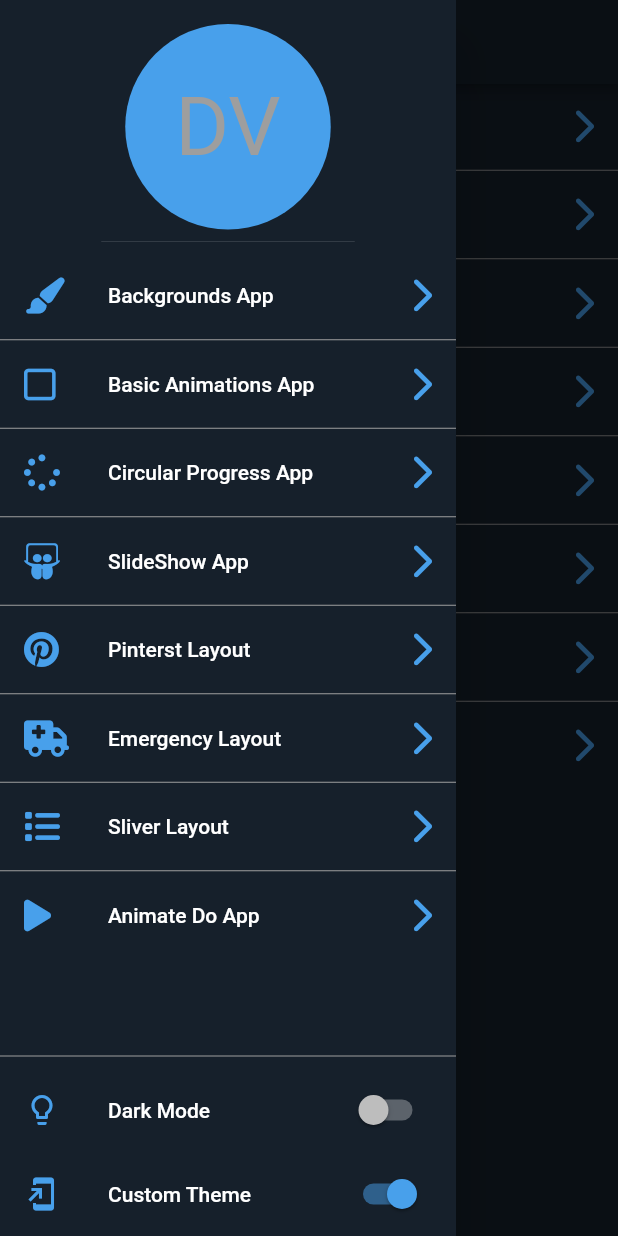
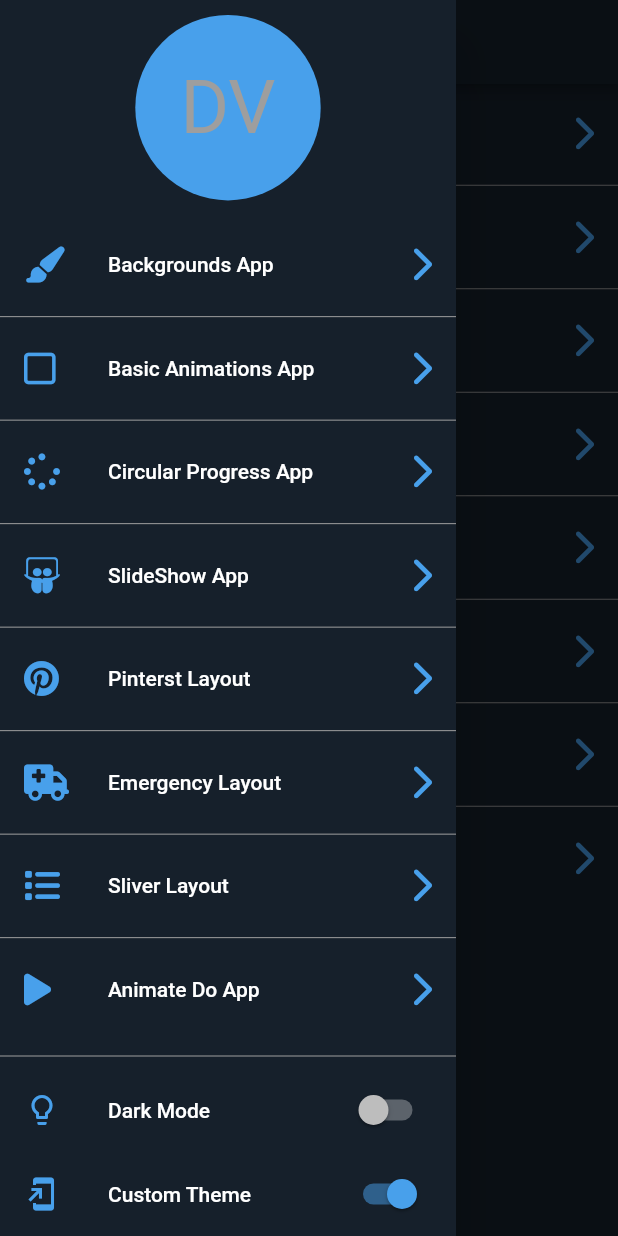
Before and after one commit to Velkamhell97/flutter_theme_responsive, a Flutter app: the screen it shows after launch, with the side drawer open, on a phone screen of 412 x 824 dp. Run offline on Flutter 3.47's test engine with Material 2 defaults, Android fonts, the light colour scheme and no system bars; our stand-ins replace badges, flutter_svg, font_awesome_flutter.

Commit message:
Theme Responsive

```diff
--- a/lib/main.dart
+++ b/lib/main.dart
@@ -2,7 +2,6 @@ import 'package:flutter/material.dart';
 
 import 'src/theme/theme_notifier.dart';
 import 'src/pages/theme_provider_home.dart';
-import 'src/pages/theme_provider_tablet_home.dart';
 
 void main() {
   runApp(const MyApp());
@@ -31,12 +30,7 @@ class MyAppState extends State<MyApp> {
           theme: theme.data,
           home: Builder(
             builder: (context) {
-              final landscape = MediaQuery.of(context).orientation == Orientation.landscape;
-
-              return landscape ? ThemeProviderTabletHome(
-                themeNotifier: _themeNotifier,
-                routeNotifier: _routeNotifier,
-              ) : ThemeProviderHome(
+              return ThemeProviderHome(
                 themeNotifier: _themeNotifier,
                 routeNotifier: _routeNotifier,
               );
--- a/lib/src/pages/theme_provider_home.dart
+++ b/lib/src/pages/theme_provider_home.dart
@@ -1,5 +1,6 @@
 import 'package:flutter/material.dart';
 
+import '../routes/routes.dart';
 import '../widgets/app_drawer.dart';
 import '../widgets/routes_list.dart';
 import '../theme/theme_notifier.dart';
@@ -14,8 +15,17 @@ class ThemeProviderHome extends StatelessWidget {
     required this.routeNotifier
   }) : super(key: key);
 
+  static const _routes = ThemeRoute.routes;
+
   @override
   Widget build(BuildContext context) {
+    final backgroundColor = themeNotifier.value.data.colorScheme.secondary;
+
+    final Size size = MediaQuery.of(context).size;
+
+    final landscape = MediaQuery.of(context).orientation == Orientation.landscape;
+
+    /// Como solo es un Drawer este no se cerrara al cambiar de orientacion
     return Scaffold(
       appBar: AppBar(
         title: const Text('Diseños en flutter'),
@@ -23,12 +33,38 @@ class ThemeProviderHome extends StatelessWidget {
         elevation: 3.0,
       ),
       drawer: AppDrawer(
+        headerHeight: size.height * 0.15,
+        navigate: !landscape,
         themeNotifier: themeNotifier,
         routeNotifier: routeNotifier,
       ),
-      body: RoutesList(
-        themeNotifier: themeNotifier,
-        routeNotifier: routeNotifier,
+      body: Row(
+        children: [
+          SizedBox(
+            width: landscape ? 300 : size.width,
+            child: RoutesList(
+              navigate: !landscape,
+              themeNotifier: themeNotifier,
+              routeNotifier: routeNotifier,
+            ),
+          ),
+          if(landscape)
+            VerticalDivider(
+              // thickness: 1,
+              color: backgroundColor,
+              width: 2,
+            ),
+          if(landscape)
+            Expanded(
+              /// Este es el unico lugar que utiliza este notifier
+              child: ValueListenableBuilder<int>(
+                valueListenable: routeNotifier,
+                builder: (_, routeIndex, __) {
+                  return _routes[routeIndex].page;
+                },
+              )
+            )
+        ],
       )
     );
   }
--- a/lib/src/widgets/app_drawer.dart
+++ b/lib/src/widgets/app_drawer.dart
@@ -6,14 +6,14 @@ import 'routes_list.dart';
 class AppDrawer extends StatelessWidget {
   final ThemeNotifier themeNotifier;
   final ValueNotifier<int> routeNotifier;
-  final double? headerHeight;
+  final double headerHeight;
   final bool navigate;
 
   const AppDrawer({
     Key? key,
     required this.themeNotifier,
     required this.routeNotifier,
-    this.headerHeight,
+    required this.headerHeight,
     this.navigate = true
   }) : super(key: key);
 
@@ -27,12 +27,16 @@ class AppDrawer extends StatelessWidget {
 
     /// Si se tiene el drawer abierto y se cambia de orientacion este se cierra, (no es un problema)
     return Drawer(
+      child: SafeArea(
         child: Column(
           children: [
-          SizedBox(
-            height: headerHeight,
-            child: DrawerHeader(
-              child: FittedBox(/// Expande al espacio disponible
+            Padding(
+              padding: const EdgeInsets.symmetric(horizontal: 10.0, vertical: 10.0),
+              child: SizedBox(
+              width: double.infinity,
+              height:  headerHeight,
+                child: FittedBox(
+                  alignment: navigate ? Alignment.center : Alignment.centerLeft,
                   child: CircleAvatar(
                     backgroundColor: secondaryColor,
                     child: const Text('DV'),
@@ -79,6 +83,7 @@ class AppDrawer extends StatelessWidget {
             )
           ],
         ),
+      ),
     );
   }
 }
--- a/lib/src/widgets/routes_list.dart
+++ b/lib/src/widgets/routes_list.dart
@@ -41,10 +41,14 @@ class RoutesList extends StatelessWidget {
         final route = _routes[index];
 
         return ListTile(
+          contentPadding: const EdgeInsets.symmetric(horizontal: 16.0, vertical: 5.0),
           leading: FaIcon(route.icon, color: secondaryColor),
           title: Text(route.title),
           trailing: FaIcon(FontAwesomeIcons.chevronRight, color: secondaryColor),
           onTap: () {
+            /// Para que se cierre el drawer antes de navegar (opcional)
+            if(Navigator.canPop(context)) Navigator.pop(context);
+
             /// Si esta en lanscape navegamos
             if(navigate){
               _navigate(context, route.page);
```
Also changed, not shown: lib/src/pages/theme_provider_tablet_home.dart (deleted, +0 -65 lines). Lines whose indentation alone changed are shown as unchanged.
